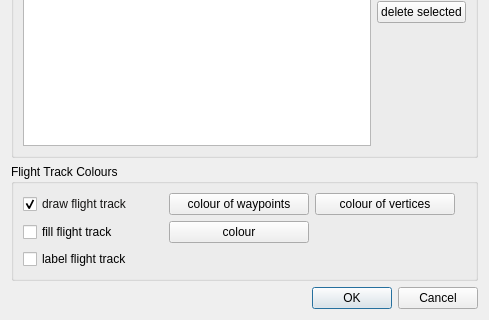
The window that mslib/msui/ui/ui_sideview_options.ui (Open-MSS/MSS) describes before a commit, drawn with Qt 5; both pictures show x 0 to 489 and y 199 to 519 of the 489 by 519 pixel window.
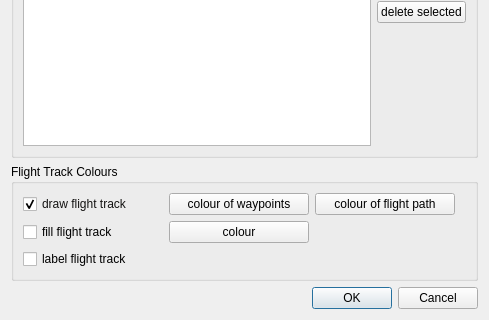
The same window after the commit.

Commit message:
Renamed "colour of vertices" to "colour of flight path"
This should be more intuitive to most people.

Fix issue #347

Patch:
```diff
--- a/mslib/msui/ui/ui_sideview_options.ui
+++ b/mslib/msui/ui/ui_sideview_options.ui
@@ -321,7 +321,7 @@
            </size>
           </property>
           <property name="text">
-           <string>colour of vertices</string>
+           <string>colour of flight path</string>
           </property>
          </widget>
         </item>
```
The commit also changes 3 other files.
